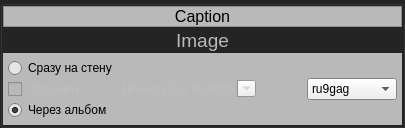
sashgorokhov-heaven/python-9gag-gui-old, file resourses/EditListItem.ui: the form before one commit.
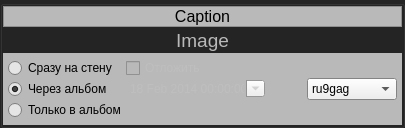
The form after the commit. Icons and pictures are not drawn.

Commit message: Added posting only in albums.

The edit to the form file:
```diff
--- a/resourses/EditListItem.ui
+++ b/resourses/EditListItem.ui
@@ -407,26 +407,6 @@
         <property name="margin">
          <number>5</number>
         </property>
-        <item row="2" column="0">
-         <widget class="QRadioButton" name="useAlbumRB">
-          <property name="text">
-           <string>Через альбом</string>
-          </property>
-          <property name="checked">
-           <bool>true</bool>
-          </property>
-         </widget>
-        </item>
-        <item row="1" column="0">
-         <widget class="QCheckBox" name="waitUntilCheckBox">
-          <property name="enabled">
-           <bool>false</bool>
-          </property>
-          <property name="text">
-           <string>Отложить</string>
-          </property>
-         </widget>
-        </item>
         <item row="0" column="0">
          <widget class="QRadioButton" name="directWallRB">
           <property name="text">
@@ -549,6 +529,33 @@
           </property>
          </widget>
         </item>
+        <item row="0" column="1">
+         <widget class="QCheckBox" name="waitUntilCheckBox">
+          <property name="enabled">
+           <bool>false</bool>
+          </property>
+          <property name="text">
+           <string>Отложить</string>
+          </property>
+         </widget>
+        </item>
+        <item row="1" column="0">
+         <widget class="QRadioButton" name="useAlbumRB">
+          <property name="text">
+           <string>Через альбом</string>
+          </property>
+          <property name="checked">
+           <bool>true</bool>
+          </property>
+         </widget>
+        </item>
+        <item row="2" column="0">
+         <widget class="QRadioButton" name="onlyAlbumRB">
+          <property name="text">
+           <string>Только в альбом</string>
+          </property>
+         </widget>
+        </item>
        </layout>
       </item>
      </layout>
```
The commit also changes 1 other file.
